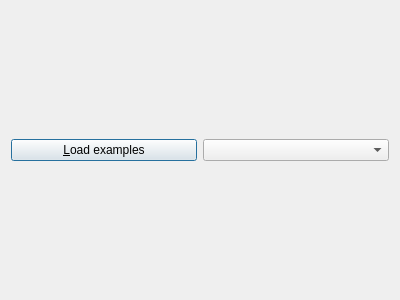
Qt form Tools/ToolTestConceptMap/qtconceptmaptestexamplesdialog.ui (richelbilderbeek/ProjectRichelBilderbeek) before a commit.
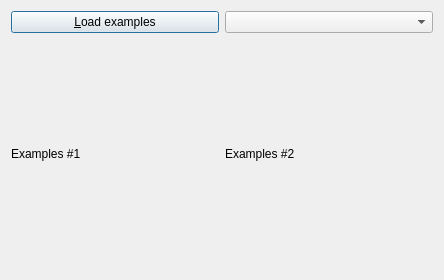
The same form after that commit.

```diff
--- a/Tools/ToolTestConceptMap/qtconceptmaptestexamplesdialog.ui
+++ b/Tools/ToolTestConceptMap/qtconceptmaptestexamplesdialog.ui
@@ -6,27 +6,37 @@
    <rect>
     <x>0</x>
     <y>0</y>
-    <width>400</width>
-    <height>300</height>
+    <width>444</width>
+    <height>280</height>
    </rect>
   </property>
   <property name="windowTitle">
    <string>Dialog</string>
   </property>
-  <layout class="QVBoxLayout" name="verticalLayout">
-   <item>
-    <layout class="QHBoxLayout" name="layout_load_examples">
-     <item>
+  <layout class="QGridLayout" name="gridLayout">
+   <item row="0" column="0">
       <widget class="QPushButton" name="button_load_examples">
        <property name="text">
         <string>&amp;Load examples</string>
        </property>
       </widget>
      </item>
-     <item>
+   <item row="0" column="1">
       <widget class="QComboBox" name="box_load_examples"/>
      </item>
-    </layout>
+   <item row="1" column="0">
+    <widget class="QLabel" name="label">
+     <property name="text">
+      <string>Examples #1</string>
+     </property>
+    </widget>
+   </item>
+   <item row="1" column="1">
+    <widget class="QLabel" name="label_2">
+     <property name="text">
+      <string>Examples #2</string>
+     </property>
+    </widget>
    </item>
   </layout>
  </widget>
```
Left out of the diff: 2 changed lines with no effect on the pictures. Lines whose indentation alone changed are shown as unchanged.
